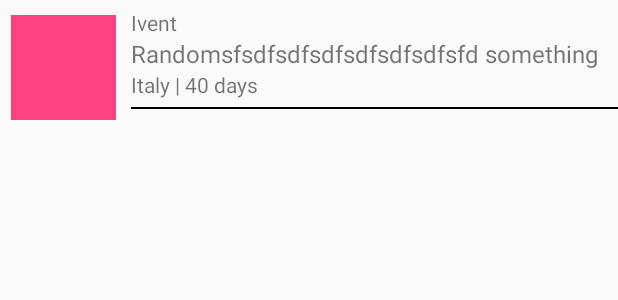
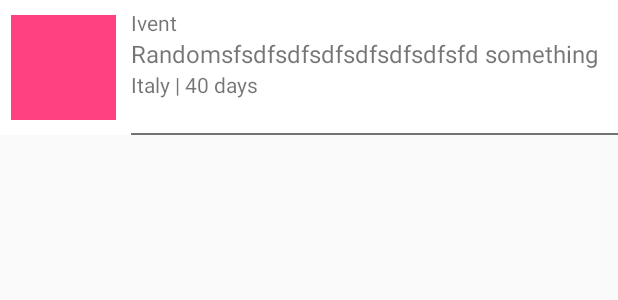
Before and after one commit to Nickolas981/Youthop, an Android app: the layout list_item.xml on its own in the app's theme, with its tools: preview values and no code run, on a phone screen of 412 x 824 dp. Shown: the top 300 px of the screen. Run offline under Robolectric (Android 15) with nearby library versions, the phone set to English and light mode, and no system bars; Roboto replaces fonts that are not available here.

Commit message:
Changed divider

```diff
--- a/app/src/main/res/layout/list_item.xml
+++ b/app/src/main/res/layout/list_item.xml
@@ -1,17 +1,19 @@
 <?xml version="1.0" encoding="utf-8"?>
-<LinearLayout
-    android:orientation="horizontal"
-    xmlns:android="http://schemas.android.com/apk/res/android" android:layout_width="match_parent"
-    android:layout_height="90dp">
+<LinearLayout xmlns:android="http://schemas.android.com/apk/res/android"
+    android:layout_width="match_parent"
+    android:layout_height="90dp"
+    android:background="#fff"
+    android:orientation="horizontal">
 
     <ImageView
         android:id="@+id/image"
         android:layout_width="70dp"
         android:layout_height="70dp"
+        android:layout_gravity="center"
         android:layout_marginEnd="10dp"
         android:layout_marginStart="7dp"
-        android:layout_gravity="center"
-        android:src="@color/colorAccent"/>
+        android:scaleType="centerCrop"
+        android:src="@color/colorAccent" />
 
     <LinearLayout
         android:layout_width="match_parent"
@@ -34,38 +36,49 @@
             android:fontFamily="@font/roboto"
             android:maxLines="2"
             android:text="Randomsfsdfsdfsdfsdfsdfsdfsfd something"
-            android:textSize="16sp"/>
+            android:textSize="16sp" />
+
         <LinearLayout
-            android:orientation="horizontal"
             android:layout_width="match_parent"
-            android:layout_height="wrap_content">
+            android:layout_height="wrap_content"
+            android:orientation="horizontal">
+
             <TextView
                 android:id="@+id/place"
                 android:layout_width="wrap_content"
                 android:layout_height="wrap_content"
-                android:text="Italy"
                 android:fontFamily="@font/roboto_thin"
-                />
+                android:text="Italy" />
+
             <TextView
                 android:layout_width="wrap_content"
                 android:layout_height="wrap_content"
                 android:fontFamily="@font/roboto_thin"
-                android:text=" | "/>
+                android:text=" | " />
 
             <TextView
                 android:id="@+id/date"
                 android:layout_width="wrap_content"
                 android:layout_height="wrap_content"
                 android:fontFamily="@font/roboto_thin"
-                android:text="40 days"
-                />
+                android:text="40 days" />
         </LinearLayout>
-        <View
-            android:layout_marginTop="5dp"
+
+        <FrameLayout
             android:layout_width="match_parent"
-            android:layout_height="1dp"
-            android:background="#000"
-            android:gravity="bottom"/>
+            android:layout_height="0dp"
+            android:layout_gravity="bottom"
+
+            android:layout_weight="1">
+
+            <View
+                android:layout_width="match_parent"
+                android:layout_height="1dp"
+                android:layout_gravity="bottom"
+                android:layout_marginTop="5dp"
+                android:background="@color/gray"
+                android:gravity="bottom" />
+        </FrameLayout>
     </LinearLayout>
 
 </LinearLayout>
--- a/app/src/main/res/values/colors.xml
+++ b/app/src/main/res/values/colors.xml
@@ -3,4 +3,5 @@
     <color name="colorPrimary">#DA2127</color>
     <color name="colorPrimaryDark">#DA2127</color>
     <color name="colorAccent">#FF4081</color>
+    <color name="gray">#737373</color>
 </resources>
```
